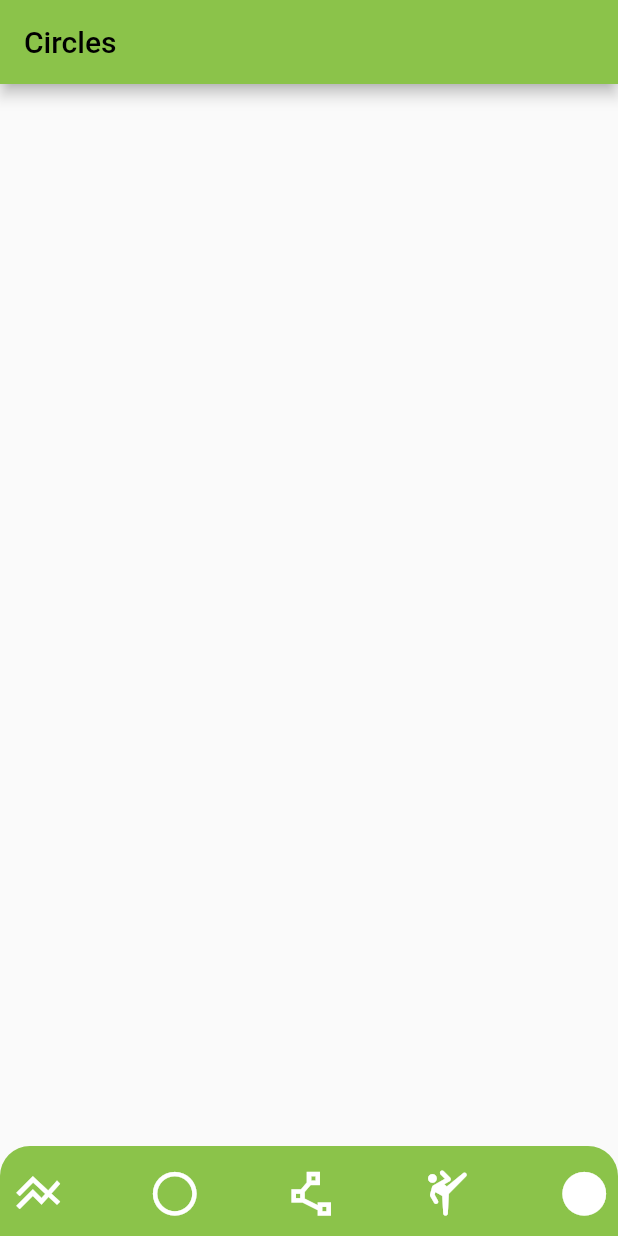
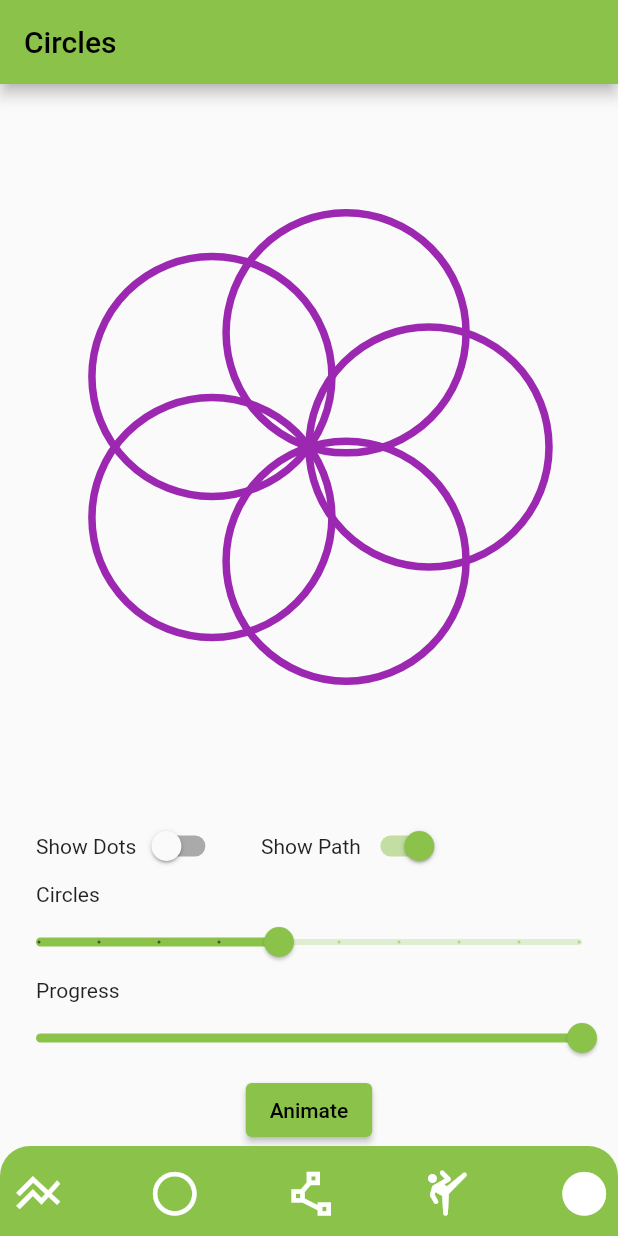
Before and after one commit to aisivan36/custom_paths_animate, a Flutter app: the screen it shows after launch, item 2 of the bottom bar chosen, on a phone screen of 412 x 824 dp. Run offline on Flutter 3.47's test engine with Material 2 defaults, Android fonts, the phone set to English and light mode, and no system bars.

Commit message:
wrote circles need to fix some warnings

```diff
--- a/lib/paths/circles.dart
+++ b/lib/paths/circles.dart
@@ -1,4 +1,6 @@
 import 'package:flutter/material.dart';
+import 'dart:ui';
+import 'dart:math' as math;
 
 class Circles extends StatefulWidget {
   const Circles({super.key});
@@ -28,6 +30,161 @@ class _CirclesState extends State<Circles> with SingleTickerProviderStateMixin {
       appBar: AppBar(
         title: const Text('Circles'),
       ),
+      body: SafeArea(
+        child: Column(
+          crossAxisAlignment: CrossAxisAlignment.start,
+          mainAxisSize: MainAxisSize.max,
+          children: [
+            Expanded(
+              child: AnimatedBuilder(
+                animation: controller,
+                builder: (context, child) => Center(
+                  child: CustomPaint(
+                    painter: CirclePainter(
+                      circles: circles,
+                      progress: controller.value,
+                      showDots: showDots,
+                      showPath: showPath,
+                    ),
+                  ),
+                ),
+              ),
+            ),
+            Row(
+              children: [
+                const Padding(
+                  padding: EdgeInsets.only(left: 24.0, right: 0.0),
+                  child: Text('Show Dots'),
+                ),
+                Switch(
+                  value: showDots,
+                  onChanged: (value) {
+                    setState(() {
+                      showDots = value;
+                    });
+                  },
+                ),
+                const Padding(
+                  padding: EdgeInsets.only(left: 24.0, right: 0.0),
+                  child: Text('Show Path'),
+                ),
+                Switch(
+                  value: showPath,
+                  onChanged: (value) {
+                    setState(() {
+                      showPath = value;
+                    });
+                  },
+                ),
+              ],
+            ),
+            const Padding(
+              padding: EdgeInsets.only(left: 24.0),
+              child: Text('Circles'),
+            ),
+            Slider(
+              min: 1.0,
+              max: 10.0,
+              value: circles,
+              divisions: 9,
+              onChanged: (value) {
+                setState(() {
+                  circles = value;
+                });
+              },
+            ),
+            const Padding(
+              padding: EdgeInsets.only(left: 24.0),
+              child: Text('Progress'),
+            ),
+            Slider(
+              value: controller.value,
+              min: 0.0,
+              max: 1.0,
+              onChanged: (value) {
+                setState(() {
+                  controller.value = value;
+                });
+              },
+            ),
+            Center(
+              child: ElevatedButton(
+                child: const Text('Animate'),
+                onPressed: () {
+                  controller.reset();
+                  controller.forward();
+                },
+              ),
+            )
+          ],
+        ),
+      ),
     );
   }
 }
+
+class CirclePainter extends CustomPainter {
+  CirclePainter({
+    required this.circles,
+    required this.progress,
+    required this.showDots,
+    required this.showPath,
+  });
+
+  final double circles, progress;
+  bool showDots, showPath;
+
+  var myPaint = Paint()
+    ..color = Colors.purple
+    ..style = PaintingStyle.stroke
+    ..strokeWidth = 5.0;
+
+  double radius = 80;
+
+  @override
+  void paint(Canvas canvas, Size size) {
+    Path path = createPath();
+    PathMetrics pathMetrics = path.computeMetrics();
+    for (PathMetric pathMetric in pathMetrics) {
+      Path extractPath = pathMetric.extractPath(
+        0.0,
+        pathMetric.length * progress,
+      );
+      if (showPath) {
+        canvas.drawPath(extractPath, myPaint);
+      }
+      if (showDots) {
+        try {
+          PathMetric metric = extractPath.computeMetrics().first;
+          final offset = metric.getTangentForOffset(metric.length)?.position;
+          canvas.drawCircle(offset!, 8.0, Paint());
+        } catch (err) {
+          rethrow;
+        }
+      }
+    }
+  }
+
+  Path createPath() {
+    Path path = Path();
+    int n = circles.toInt();
+    var range = List<int>.generate(n, (index) => index + 1);
+    double angle = 2 * math.pi / n;
+    for (int index in range) {
+      double x = radius * math.cos(index * angle);
+      double y = radius * math.sin(index * angle);
+      path.addOval(
+        Rect.fromCircle(
+          center: Offset(x, y),
+          radius: radius,
+        ),
+      );
+    }
+    return path;
+  }
+
+  @override
+  bool shouldRepaint(covariant CustomPainter oldDelegate) {
+    return true;
+  }
+}
```
